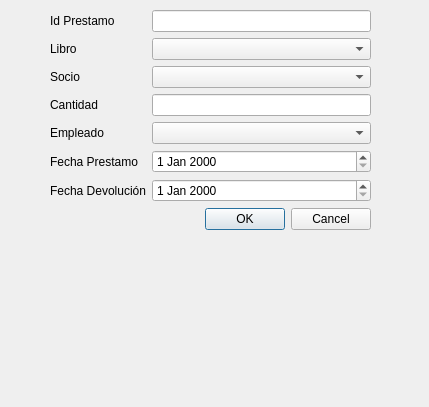
Above: agregarprestamo.ui from DanielaGanan/biblioteca before the change. Below: the same form after it.
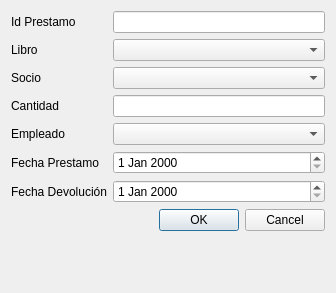
That is the form after the change.

Patch:
```diff
--- a/agregarprestamo.ui
+++ b/agregarprestamo.ui
@@ -6,23 +6,16 @@
    <rect>
     <x>0</x>
     <y>0</y>
-    <width>429</width>
-    <height>407</height>
+    <width>336</width>
+    <height>293</height>
    </rect>
   </property>
   <property name="windowTitle">
    <string>Dialog</string>
   </property>
-  <widget class="QWidget" name="formLayoutWidget">
-   <property name="geometry">
-    <rect>
-     <x>50</x>
-     <y>10</y>
-     <width>321</width>
-     <height>301</height>
-    </rect>
-   </property>
-   <layout class="QFormLayout" name="formLayout">
+  <layout class="QGridLayout" name="gridLayout">
+   <item row="0" column="0">
+    <layout class="QFormLayout" name="formLayout_2">
     <item row="0" column="0">
      <widget class="QLabel" name="label">
       <property name="text">
@@ -40,6 +33,9 @@
       </property>
      </widget>
     </item>
+     <item row="1" column="1">
+      <widget class="QComboBox" name="libroComboBox"/>
+     </item>
     <item row="2" column="0">
      <widget class="QLabel" name="label_7">
       <property name="text">
@@ -47,6 +43,9 @@
       </property>
      </widget>
     </item>
+     <item row="2" column="1">
+      <widget class="QComboBox" name="socioComboBox"/>
+     </item>
     <item row="3" column="0">
      <widget class="QLabel" name="label_3">
       <property name="text">
@@ -64,6 +63,9 @@
       </property>
      </widget>
     </item>
+     <item row="4" column="1">
+      <widget class="QComboBox" name="empleadoComboBox"/>
+     </item>
     <item row="5" column="0">
      <widget class="QLabel" name="label_6">
       <property name="text">
@@ -71,6 +73,9 @@
       </property>
      </widget>
     </item>
+     <item row="5" column="1">
+      <widget class="QDateEdit" name="fechaPresDate"/>
+     </item>
     <item row="6" column="0">
      <widget class="QLabel" name="label_8">
       <property name="text">
@@ -78,21 +83,9 @@
       </property>
      </widget>
     </item>
-    <item row="1" column="1">
-     <widget class="QComboBox" name="libroComboBox"/>
-    </item>
-    <item row="2" column="1">
-     <widget class="QComboBox" name="socioComboBox"/>
-    </item>
-    <item row="4" column="1">
-     <widget class="QComboBox" name="empleadoComboBox"/>
-    </item>
     <item row="6" column="1">
      <widget class="QDateEdit" name="fechaDevDate_2"/>
     </item>
-    <item row="5" column="1">
-     <widget class="QDateEdit" name="fechaPresDate"/>
-    </item>
     <item row="7" column="1">
      <widget class="QDialogButtonBox" name="buttonBox_2">
       <property name="orientation">
@@ -104,7 +97,8 @@
      </widget>
     </item>
    </layout>
-  </widget>
+   </item>
+  </layout>
  </widget>
  <resources/>
  <connections/>
```
Lines whose indentation alone changed are shown as unchanged.
